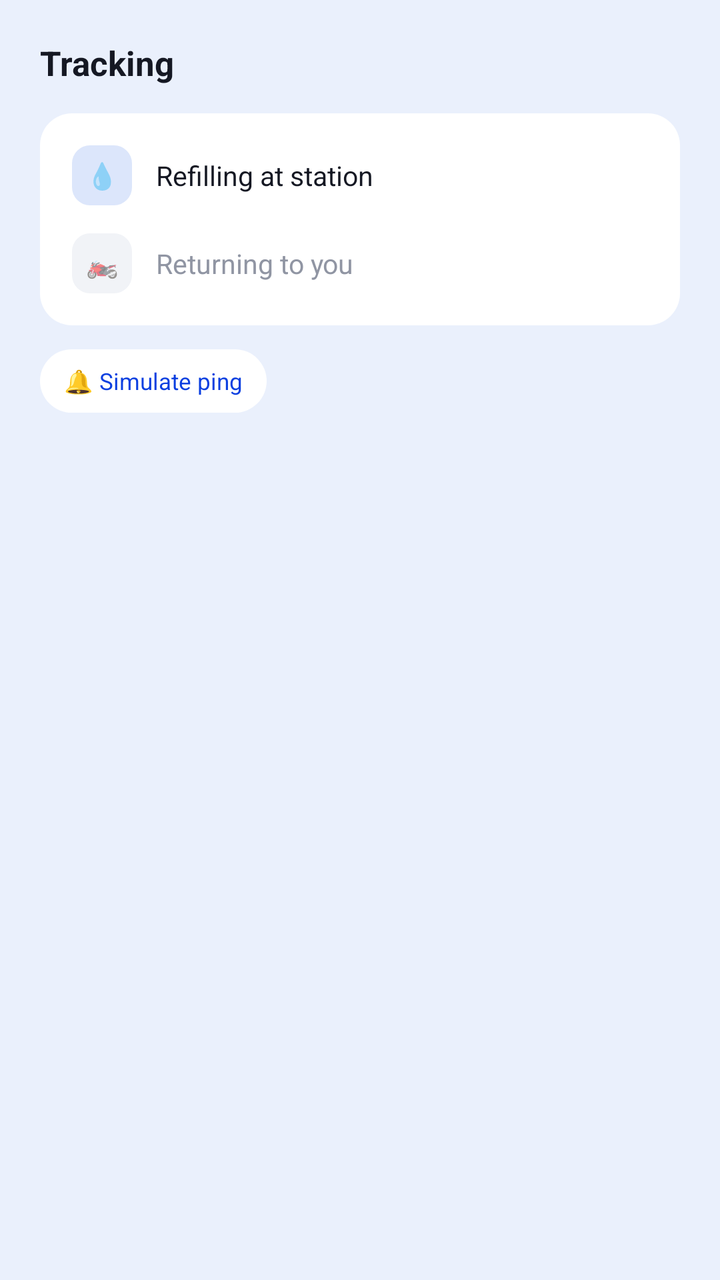
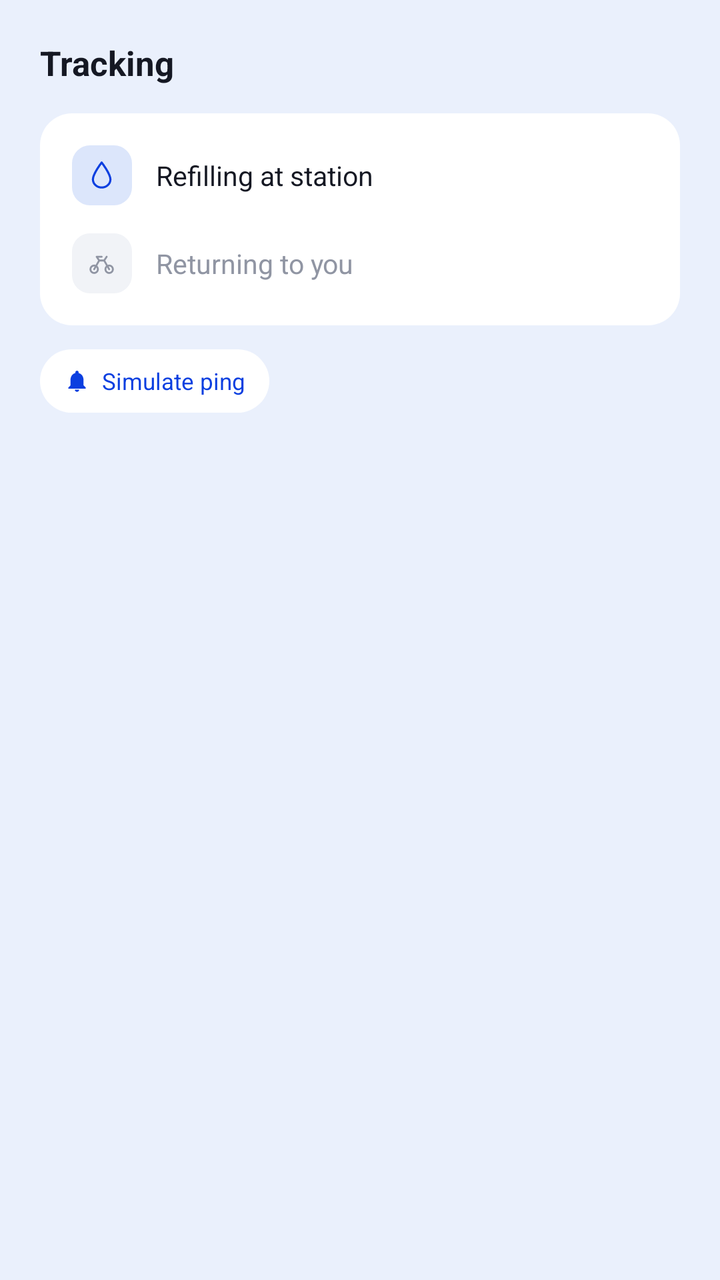

Screens rendered from an Android XML layout before and after an edit, with the pre-edit source and the edit as a unified diff.
<!-- AndroidManifest.xml: application theme Theme.Blue -->
<!-- res/layout/view_track.xml -->
<?xml version="1.0" encoding="utf-8"?>
<LinearLayout xmlns:android="http://schemas.android.com/apk/res/android"
    android:layout_width="match_parent"
    android:layout_height="match_parent"
    android:orientation="vertical"
    android:background="@color/bg"
    android:padding="20dp">

    <TextView
        android:layout_width="wrap_content"
        android:layout_height="wrap_content"
        android:text="Tracking"
        android:textColor="@color/ink"
        android:textSize="17sp"
        android:textStyle="bold" />

    <LinearLayout
        android:id="@+id/notifBanner"
        android:layout_width="match_parent"
        android:layout_height="wrap_content"
        android:layout_marginTop="16dp"
        android:orientation="horizontal"
        android:gravity="center_vertical"
        android:background="@drawable/bg_card"
        android:padding="12dp"
        android:visibility="gone">

        <TextView
            android:layout_width="wrap_content"
            android:layout_height="wrap_content"
            android:text="🔔"
            android:textSize="14sp" />

        <TextView
            android:layout_width="wrap_content"
            android:layout_height="wrap_content"
            android:layout_marginStart="8dp"
            android:text="Rider arrived at station"
            android:textColor="@color/accent"
            android:textSize="12.5sp" />
    </LinearLayout>

    <LinearLayout
        android:layout_width="match_parent"
        android:layout_height="wrap_content"
        android:layout_marginTop="14dp"
        android:orientation="vertical"
        android:background="@drawable/bg_card"
        android:padding="16dp">

        <LinearLayout
            android:layout_width="match_parent"
            android:layout_height="wrap_content"
            android:orientation="horizontal"
            android:gravity="center_vertical">

            <TextView
                android:layout_width="30dp"
                android:layout_height="30dp"
                android:background="@drawable/bg_icon_chip"
                android:gravity="center"
                android:text="💧"
                android:textSize="13sp" />

            <TextView
                android:layout_width="wrap_content"
                android:layout_height="wrap_content"
                android:layout_marginStart="12dp"
                android:text="Refilling at station"
                android:textColor="@color/ink"
                android:textSize="13.5sp" />
        </LinearLayout>

        <LinearLayout
            android:layout_width="match_parent"
            android:layout_height="wrap_content"
            android:layout_marginTop="14dp"
            android:orientation="horizontal"
            android:gravity="center_vertical">

            <TextView
                android:layout_width="30dp"
                android:layout_height="30dp"
                android:background="@drawable/bg_icon_chip_muted"
                android:gravity="center"
                android:text="🏍"
                android:textSize="13sp" />

            <TextView
                android:layout_width="wrap_content"
                android:layout_height="wrap_content"
                android:layout_marginStart="12dp"
                android:text="Returning to you"
                android:textColor="@color/muted_icon"
                android:textSize="13.5sp" />
        </LinearLayout>

    </LinearLayout>

    <TextView
        android:id="@+id/btnPing"
        android:layout_width="wrap_content"
        android:layout_height="wrap_content"
        android:layout_marginTop="12dp"
        android:background="@drawable/bg_card"
        android:paddingStart="12dp"
        android:paddingEnd="12dp"
        android:paddingTop="8dp"
        android:paddingBottom="8dp"
        android:text="🔔 Simulate ping"
        android:textColor="@color/accent"
        android:textSize="11.5sp"
        android:clickable="true"
        android:focusable="true" />

</LinearLayout>
<!-- resources referenced by this layout -->
<resources>
  <color name="accent">#0B3FE0</color>
  <color name="bg">#EAF0FC</color>
  <color name="ink">#151823</color>
  <color name="muted_icon">#9095A3</color>
  <!-- drawable bg_card (drawable) -->
  <?xml version="1.0" encoding="utf-8"?>
  <shape xmlns:android="http://schemas.android.com/apk/res/android">
      <solid android:color="@color/card" />
      <corners android:radius="16dp" />
  </shape>
  <!-- drawable bg_icon_chip (drawable) -->
  <?xml version="1.0" encoding="utf-8"?>
  <shape xmlns:android="http://schemas.android.com/apk/res/android">
      <solid android:color="@color/accent_soft" />
      <corners android:radius="9dp" />
  </shape>
  <!-- drawable bg_icon_chip_muted (drawable) -->
  <?xml version="1.0" encoding="utf-8"?>
  <shape xmlns:android="http://schemas.android.com/apk/res/android">
      <solid android:color="#F1F3F7" />
      <corners android:radius="9dp" />
  </shape>
  <style name="Theme.Blue" parent="Theme.MaterialComponents.Light.NoActionBar">
          <item name="colorPrimary">@color/accent</item>
          <item name="android:windowBackground">@color/bg</item>
      </style>
  <color name="card">#FFFFFF</color>
  <color name="accent_soft">#DCE6FB</color>
</resources>

<!-- the commit's change to res/layout/view_track.xml (unified diff, before → after) -->
@@ -25,11 +25,11 @@
         android:padding="12dp"
         android:visibility="gone">
 
-        <TextView
-            android:layout_width="wrap_content"
-            android:layout_height="wrap_content"
-            android:text="🔔"
-            android:textSize="14sp" />
+        <ImageView
+            android:layout_width="16dp"
+            android:layout_height="16dp"
+            android:src="@drawable/ic_bell"
+            android:tint="@color/accent" />
 
         <TextView
             android:layout_width="wrap_content"
@@ -54,13 +54,18 @@
             android:orientation="horizontal"
             android:gravity="center_vertical">
 
-            <TextView
+            <LinearLayout
                 android:layout_width="30dp"
                 android:layout_height="30dp"
                 android:background="@drawable/bg_icon_chip"
-                android:gravity="center"
-                android:text="💧"
-                android:textSize="13sp" />
+                android:gravity="center">
+
+                <ImageView
+                    android:layout_width="15dp"
+                    android:layout_height="15dp"
+                    android:src="@drawable/ic_drop"
+                    android:tint="@color/accent" />
+            </LinearLayout>
 
             <TextView
                 android:layout_width="wrap_content"
@@ -78,13 +83,18 @@
             android:orientation="horizontal"
             android:gravity="center_vertical">
 
-            <TextView
+            <LinearLayout
                 android:layout_width="30dp"
                 android:layout_height="30dp"
                 android:background="@drawable/bg_icon_chip_muted"
-                android:gravity="center"
-                android:text="🏍"
-                android:textSize="13sp" />
+                android:gravity="center">
+
+                <ImageView
+                    android:layout_width="15dp"
+                    android:layout_height="15dp"
+                    android:src="@drawable/ic_bike"
+                    android:tint="@color/muted_icon" />
+            </LinearLayout>
 
             <TextView
                 android:layout_width="wrap_content"
@@ -97,20 +107,34 @@
 
     </LinearLayout>
 
-    <TextView
+    <LinearLayout
         android:id="@+id/btnPing"
         android:layout_width="wrap_content"
         android:layout_height="wrap_content"
         android:layout_marginTop="12dp"
+        android:orientation="horizontal"
+        android:gravity="center_vertical"
         android:background="@drawable/bg_card"
         android:paddingStart="12dp"
         android:paddingEnd="12dp"
         android:paddingTop="8dp"
         android:paddingBottom="8dp"
-        android:text="🔔 Simulate ping"
-        android:textColor="@color/accent"
-        android:textSize="11.5sp"
         android:clickable="true"
-        android:focusable="true" />
+        android:focusable="true">
+
+        <ImageView
+            android:layout_width="13dp"
+            android:layout_height="13dp"
+            android:src="@drawable/ic_bell"
+            android:tint="@color/accent" />
+
+        <TextView
+            android:layout_width="wrap_content"
+            android:layout_height="wrap_content"
+            android:layout_marginStart="6dp"
+            android:text="Simulate ping"
+            android:textColor="@color/accent"
+            android:textSize="11.5sp" />
+    </LinearLayout>
 
 </LinearLayout>
<!-- resource entries referenced after the edit -->
@@ -22,9 +22,45 @@
       <solid android:color="#F1F3F7" />
       <corners android:radius="9dp" />
   </shape>
+  <!-- drawable ic_bell (drawable) -->
+  <vector xmlns:android="http://schemas.android.com/apk/res/android"
+      android:width="24dp" android:height="24dp"
+      android:viewportWidth="24" android:viewportHeight="24">
+      <path
+          android:fillColor="#FF000000"
+          android:pathData="M12,22C13.1,22 14,21.1 14,20L10,20C10,21.1 10.9,22 12,22ZM18,16V11C18,7.93 16.36,5.36 13.5,4.68V4C13.5,3.17 12.83,2.5 12,2.5C11.17,2.5 10.5,3.17 10.5,4V4.68C7.63,5.36 6,7.92 6,11V16L4,18V19H20V18L18,16Z" />
+  </vector>
+  <!-- drawable ic_bike (drawable) -->
+  <vector xmlns:android="http://schemas.android.com/apk/res/android"
+      android:width="24dp" android:height="24dp"
+      android:viewportWidth="24" android:viewportHeight="24">
+      <path
+          android:pathData="M3,17A3,3 0 1,0 9,17A3,3 0 1,0 3,17Z M15,17A3,3 0 1,0 21,17A3,3 0 1,0 15,17Z M6,17L10,10L14,10L18,17 M10,10L8,7L12,7 M14,10L16,7"
+          android:strokeColor="#FF000000"
+          android:strokeWidth="1.5"
+          android:fillColor="#00000000"
+          android:strokeLineCap="round"
+          android:strokeLineJoin="round" />
+  </vector>
+  <!-- drawable ic_drop (drawable) -->
+  <vector xmlns:android="http://schemas.android.com/apk/res/android"
+      android:width="24dp" android:height="24dp"
+      android:viewportWidth="24" android:viewportHeight="24">
+      <path
+          android:pathData="M12,2C12,2 5,11 5,15.5C5,19.09 8.13,22 12,22C15.87,22 19,19.09 19,15.5C19,11 12,2 12,2Z"
+          android:strokeColor="#FF000000"
+          android:strokeWidth="1.7"
+          android:fillColor="#00000000"
+          android:strokeLineCap="round"
+          android:strokeLineJoin="round" />
+  </vector>
   <style name="Theme.Blue" parent="Theme.MaterialComponents.Light.NoActionBar">
           <item name="colorPrimary">@color/accent</item>
+          <item name="colorPrimaryDark">@color/bg</item>
+          <item name="colorAccent">@color/accent</item>
           <item name="android:windowBackground">@color/bg</item>
+          <item name="android:statusBarColor">@color/bg</item>
+          <item name="android:windowLightStatusBar">true</item>
       </style>
   <color name="card">#FFFFFF</color>
   <color name="accent_soft">#DCE6FB</color>
